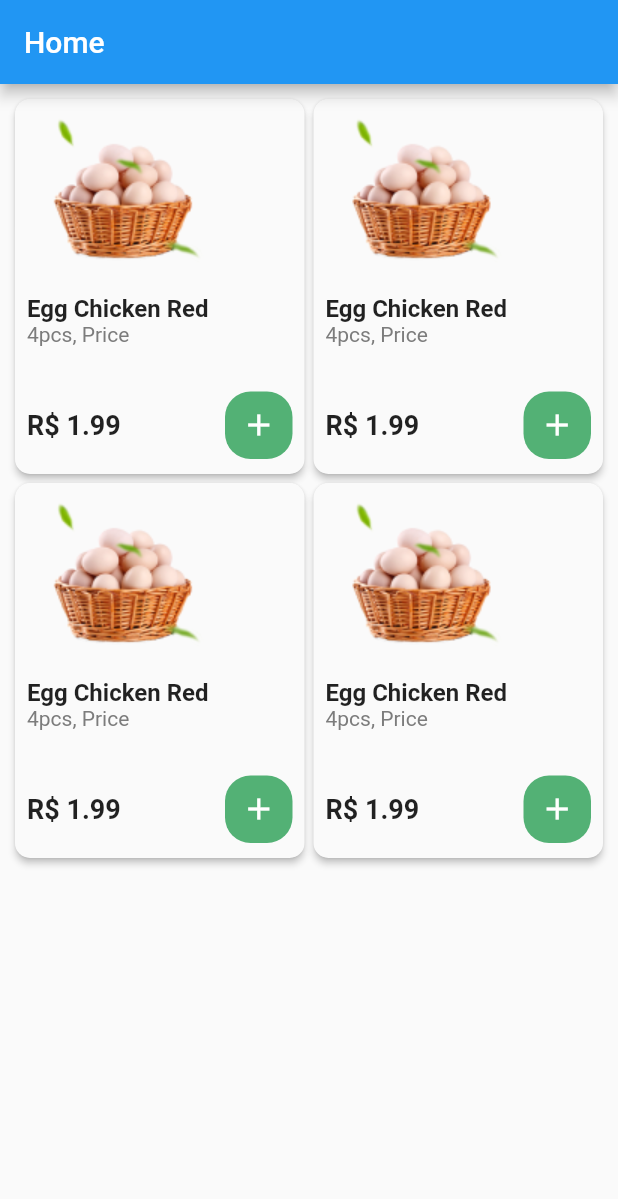
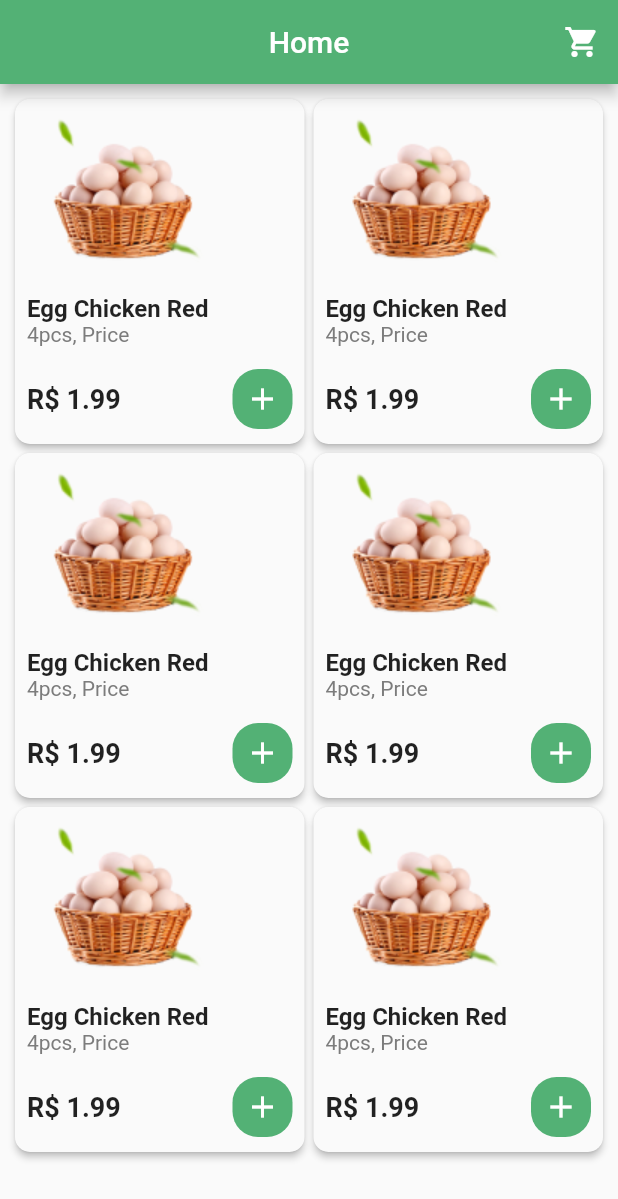
Before and after one commit to notria-12/carrinho_de_compras_mobx, a Flutter app: the screen it shows after launch, on a phone screen of 412 x 824 dp. Shown: the top 1199 px of the screen. Run offline on Flutter 3.47's test engine with Material 2 defaults, Android fonts, the phone set to English and light mode, and no system bars.

Commit message:
finalized home page

```diff
--- a/lib/main.dart
+++ b/lib/main.dart
@@ -6,11 +6,11 @@ void main() {
 }
 
 class MyApp extends StatelessWidget {
-  // This widget is the root of your application.
   @override
   Widget build(BuildContext context) {
     return MaterialApp(
-      title: 'Flutter Demo',
+      debugShowCheckedModeBanner: false,
+      title: 'Carrinho de Compras',
       theme: ThemeData(
         primarySwatch: Colors.blue,
       ),
--- /dev/null
+++ b/lib/shared/widgets/item_cart_widget.dart
@@ -0,0 +1,15 @@
+import 'package:flutter/material.dart';
+
+class ItemCartWidget extends StatefulWidget {
+  const ItemCartWidget({Key? key}) : super(key: key);
+
+  @override
+  _ItemCartWidgetState createState() => _ItemCartWidgetState();
+}
+
+class _ItemCartWidgetState extends State<ItemCartWidget> {
+  @override
+  Widget build(BuildContext context) {
+    return Container();
+  }
+}
--- a/lib/shared/widgets/product_card_widget.dart
+++ b/lib/shared/widgets/product_card_widget.dart
@@ -9,7 +9,7 @@ class ProductCardWidget extends StatelessWidget {
       elevation: 2.0,
       borderRadius: BorderRadius.circular(10),
       child: Container(
-        height: 250,
+        height: 230,
         width: 150,
         padding: EdgeInsets.all(8.0),
         child: Column(
@@ -30,7 +30,7 @@ class ProductCardWidget extends StatelessWidget {
                   color: Color.fromRGBO(124, 124, 124, 1)),
             ),
             SizedBox(
-              height: 30,
+              height: 15,
             ),
             Row(
               mainAxisAlignment: MainAxisAlignment.spaceBetween,
@@ -40,8 +40,8 @@ class ProductCardWidget extends StatelessWidget {
                   style: TextStyle(fontSize: 18, fontWeight: FontWeight.bold),
                 ),
                 Container(
-                  height: 45,
-                  width: 45,
+                  height: 40,
+                  width: 40,
                   decoration: BoxDecoration(
                       borderRadius: BorderRadius.circular(17),
                       color: Color.fromRGBO(83, 177, 117, 1)),
--- a/lib/views/home_page.dart
+++ b/lib/views/home_page.dart
@@ -9,7 +9,12 @@ class HomePage extends StatelessWidget {
   Widget build(BuildContext context) {
     return Scaffold(
       appBar: AppBar(
+        backgroundColor: Color.fromRGBO(83, 177, 117, 1),
         title: Text('Home'),
+        centerTitle: true,
+        actions: [
+          IconButton(onPressed: () {}, icon: Icon(Icons.shopping_cart))
+        ],
       ),
       body: Padding(
         padding: const EdgeInsets.all(8.0),
@@ -20,8 +25,8 @@ class HomePage extends StatelessWidget {
               child: StaggeredGridView.count(
                 crossAxisCount: 4,
                 padding: const EdgeInsets.all(2.0),
-                children: List.generate(4, (index) => ProductCardWidget()),
-                staggeredTiles: List.generate(4, (index) => ProductCardWidget())
+                children: List.generate(6, (index) => ProductCardWidget()),
+                staggeredTiles: List.generate(6, (index) => ProductCardWidget())
                     .map<StaggeredTile>((_) => StaggeredTile.fit(2))
                     .toList(),
                 mainAxisSpacing: 6.0,
```
